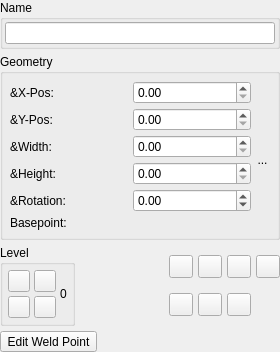
Qt form scribus/ui/propertiespalette_xyzbase.ui (scribusproject/scribus) before a commit.
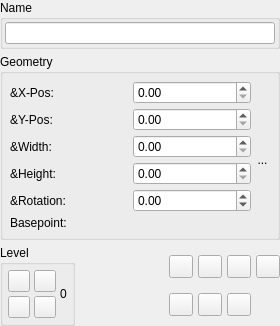
The same form after that commit. Custom widgets are drawn as their Qt base class.

Commit message: Improved weld editing mode, now you can move the weld point and the object independly.

Patch:
```diff
--- a/scribus/ui/propertiespalette_xyzbase.ui
+++ b/scribus/ui/propertiespalette_xyzbase.ui
@@ -7,7 +7,7 @@
     <x>0</x>
     <y>0</y>
     <width>280</width>
-    <height>352</height>
+    <height>325</height>
    </rect>
   </property>
   <property name="windowTitle">
@@ -310,33 +310,6 @@
      </item>
     </layout>
    </item>
-   <item>
-    <layout class="QHBoxLayout" name="horizontalLayout_3">
-     <item>
-      <widget class="QToolButton" name="buttonEditWeldPoint">
-       <property name="text">
-        <string>Edit Weld Point</string>
-       </property>
-       <property name="checkable">
-        <bool>true</bool>
-       </property>
-      </widget>
-     </item>
-     <item>
-      <spacer name="horizontalSpacer_2">
-       <property name="orientation">
-        <enum>Qt::Horizontal</enum>
-       </property>
-       <property name="sizeHint" stdset="0">
-        <size>
-         <width>40</width>
-         <height>20</height>
-        </size>
-       </property>
-      </spacer>
-     </item>
-    </layout>
-   </item>
    <item>
     <spacer name="verticalSpacer">
      <property name="orientation">
```
The commit also changes 12 other files.
